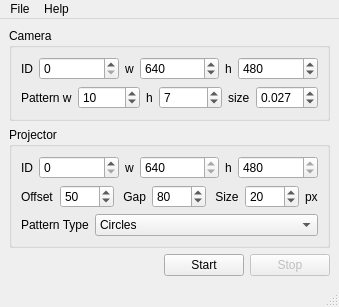
Qt form src/main_window.ui (Jigarsenjallia/y_pro_cam_callib) before a commit.
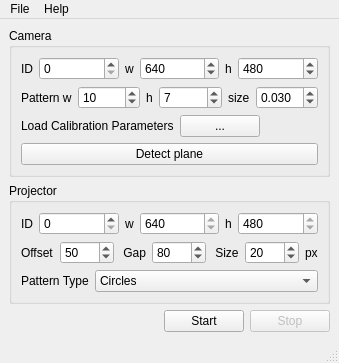
The same form after that commit. Icons and pictures are not drawn.

Commit message: add calibration file add plane detection

Patch:
```diff
--- a/src/main_window.ui
+++ b/src/main_window.ui
@@ -6,8 +6,8 @@
    <rect>
     <x>0</x>
     <y>0</y>
-    <width>295</width>
-    <height>294</height>
+    <width>289</width>
+    <height>350</height>
    </rect>
   </property>
   <property name="windowTitle">
@@ -180,12 +180,50 @@
             <double>0.001000000000000</double>
            </property>
            <property name="value">
-            <double>0.027000000000000</double>
+            <double>0.030000000000000</double>
            </property>
           </widget>
          </item>
         </layout>
        </item>
+       <item>
+        <layout class="QHBoxLayout" name="horizontalLayout_4">
+         <item>
+          <widget class="QLabel" name="label_15">
+           <property name="text">
+            <string>Load Calibration Parameters</string>
+           </property>
+          </widget>
+         </item>
+         <item>
+          <widget class="QPushButton" name="pushButtonLoadCameraParams">
+           <property name="text">
+            <string>...</string>
+           </property>
+          </widget>
+         </item>
+         <item>
+          <spacer name="horizontalSpacer_2">
+           <property name="orientation">
+            <enum>Qt::Horizontal</enum>
+           </property>
+           <property name="sizeHint" stdset="0">
+            <size>
+             <width>40</width>
+             <height>20</height>
+            </size>
+           </property>
+          </spacer>
+         </item>
+        </layout>
+       </item>
+       <item>
+        <widget class="QPushButton" name="pushButtonDetectPlane">
+         <property name="text">
+          <string>Detect plane</string>
+         </property>
+        </widget>
+       </item>
       </layout>
      </widget>
     </item>
```
Left out of the diff: 4 changed lines with no effect on the pictures. The commit also changes 5 other files.
